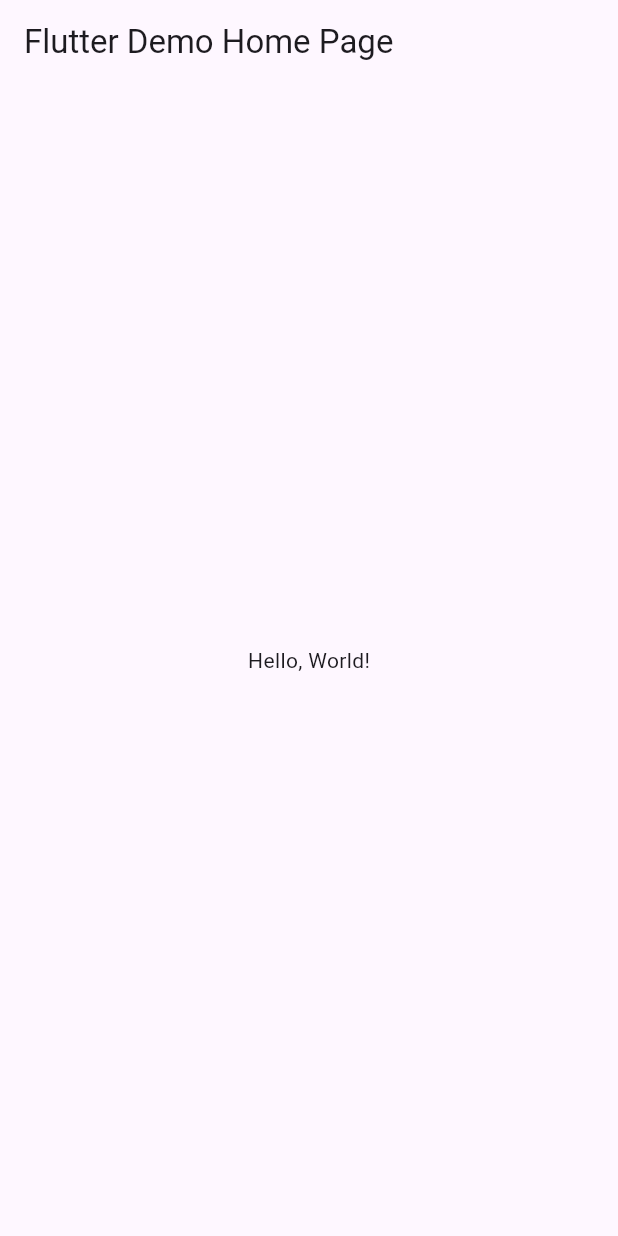
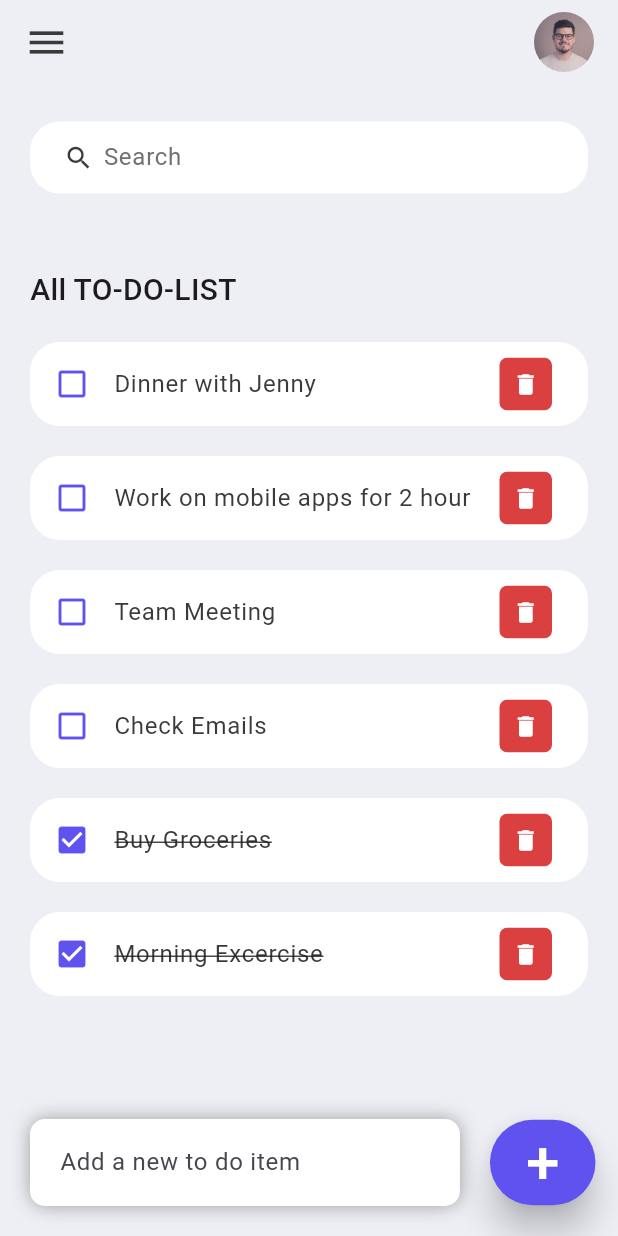
Before and after one commit to Naden-Mohamed/To_Do_List_App, a Flutter app: the screen it shows after launch, on a phone screen of 412 x 824 dp. Run offline on Flutter 3.47's test engine with Material 3 defaults, Android fonts, the phone set to English and light mode, and no system bars.

Commit message:
basic app is done

```diff
--- /dev/null
+++ b/lib/constants/colors.dart
@@ -0,0 +1,9 @@
+import 'package:flutter/material.dart';
+
+const Color tdRed = Color(0xFFDA4040);
+const Color tdBlue = Color(0xFF5F52EE);
+
+const Color tdBlack = Color(0xFF3A3A3A);
+const Color tdGrey = Color(0xFF717171);
+
+const Color tdBGColor = Color(0xFFEEEFF5);
--- a/lib/main.dart
+++ b/lib/main.dart
@@ -1,6 +1,10 @@
 import 'package:flutter/material.dart';
+import 'package:flutter/services.dart';
+import 'package:todolist/constants/colors.dart';
+import '../widgets/todo_item.dart';
+import '../models/todo.dart';
 
-void main() => runApp(MyApp());
+void main() => runApp(const MyApp());
 
 class MyApp extends StatelessWidget {
   const MyApp({super.key});
@@ -8,6 +12,7 @@ class MyApp extends StatelessWidget {
   @override
   Widget build(BuildContext context) {
     return MaterialApp(
+      debugShowCheckedModeBanner: false,
       // Application name
       title: 'Flutter Hello World',
       // Application theme data, you can set the colors for the application as
@@ -22,22 +27,191 @@ class MyApp extends StatelessWidget {
   }
 }
 
-class MyHomePage extends StatelessWidget {
+class MyHomePage extends StatefulWidget {
   final String title;
-  const MyHomePage({super.key, required this.title});
+  MyHomePage({super.key, required this.title});
+
+  @override
+  State<MyHomePage> createState() => _MyHomePageState();
+}
+
+class _MyHomePageState extends State<MyHomePage> {
+  final ToDOList = ToDo.todoList();
+  final _toDoController = TextEditingController();
+  List<ToDo> _foundToDo = [];
+
+  @override
+  void initState() {
+    _foundToDo = ToDOList;
+    super.initState();
+  }
 
   @override
   Widget build(BuildContext context) {
+    SystemChrome.setSystemUIOverlayStyle(
+      const SystemUiOverlayStyle(statusBarColor: Colors.transparent),
+    );
     return Scaffold(
-      appBar: AppBar(
-        // The title text which will be shown on the action bar
-        title: Text(title),
-      ),
-      body: Center(
-        child: Text(
-          'Hello, World!',
-        ),
+      backgroundColor: tdBGColor,
+      appBar: _buildAppBar(),
+      body: Stack(
+        children: [
+          Container(
+            padding: const EdgeInsets.symmetric(horizontal: 20, vertical: 25),
+            child: Column(
+              children: [
+                searchBox(),
+                Expanded(
+                  child: ListView(
+                    children: [
+                      Container(
+                        margin: const EdgeInsets.only(top: 50, bottom: 20),
+                        child: const Text(
+                          'All TO-DO-LIST',
+                          style: TextStyle(
+                              fontSize: 20, fontWeight: FontWeight.w500),
+                        ),
+                      ),
+                      for (ToDo todo in _foundToDo.reversed)
+                        ToDoItem(
+                          todo: todo,
+                          onToDoChanged: _handleToDoChange,
+                          onDeleteItem: _deleteToDoItem,
+                        ),
+                    ],
+                  ),
+                ),
+              ],
+            ),
+          ),
+          Align(
+            alignment: Alignment.bottomCenter,
+            child: Row(
+              children: [
+                Expanded(
+                  child: Container(
+                    margin:
+                        const EdgeInsets.only(bottom: 20, right: 20, left: 20),
+                    padding: EdgeInsets.symmetric(horizontal: 20, vertical: 5),
+                    decoration: BoxDecoration(
+                      color: Colors.white,
+                      boxShadow: [
+                        BoxShadow(
+                            color: Colors.grey,
+                            offset: Offset(0.0, 0.0),
+                            blurRadius: 10.0,
+                            spreadRadius: 0.0),
+                      ],
+                      borderRadius: BorderRadius.circular(10),
+                    ),
+                    child: TextField(
+                      controller: _toDoController,
+                      decoration: InputDecoration(
+                          hintText: 'Add a new to do item',
+                          border: InputBorder.none),
+                    ),
+                  ),
+                ),
+                Container(
+                  margin: EdgeInsets.only(bottom: 20, right: 15),
+                  child: ElevatedButton(
+                    child: Text(
+                      '+',
+                      style: TextStyle(fontSize: 40, color: Colors.white),
+                      textAlign: TextAlign.center,
+                    ),
+                    onPressed: () {
+                      _addToDoItem(_toDoController.text);
+                    },
+                    style: ElevatedButton.styleFrom(
+                        backgroundColor: tdBlue,
+                        minimumSize: Size(40, 40),
+                        elevation: 10),
+                  ),
+                )
+              ],
+            ),
+          )
+        ],
       ),
     );
   }
+
+  void _runFilter(String enteredKeyword) {
+    List<ToDo> result = [];
+    if (enteredKeyword.isEmpty) {
+      result = ToDOList;
+    } else {
+      result = ToDOList.where((item) => item.todoText!
+          .toLowerCase()
+          .contains(enteredKeyword.toLowerCase())).toList();
+    }
+    setState(() {
+      _foundToDo = result;
+    });
+  }
+
+  void _handleToDoChange(ToDo todo) {
+    setState(() {
+      todo.isDone = !todo.isDone;
+    });
+  }
+
+  void _deleteToDoItem(String id) {
+    setState(() {
+      ToDOList.removeWhere((item) => item.id == id);
+    });
+  }
+
+  void _addToDoItem(String toDo) {
+    setState(() {
+      ToDOList.add(ToDo(
+          id: DateTime.now().millisecondsSinceEpoch.toString(),
+          todoText: toDo));
+    });
+    _toDoController.clear();
+  }
+
+  Container searchBox() {
+    return Container(
+      padding: const EdgeInsets.symmetric(horizontal: 20),
+      decoration: BoxDecoration(
+          color: Colors.white, borderRadius: BorderRadius.circular(20)),
+      child: TextField(
+          onChanged: (value) => _runFilter(value),
+          decoration: InputDecoration(
+              contentPadding: EdgeInsets.all(0),
+              prefixIcon: Icon(
+                Icons.search,
+                color: tdBlack,
+                size: 20,
+              ),
+              prefixIconConstraints:
+                  BoxConstraints(maxHeight: 20, minWidth: 25),
+              border: InputBorder.none,
+              hintText: 'Search',
+              hintStyle: TextStyle(color: tdGrey))),
+    );
+  }
+
+  AppBar _buildAppBar() {
+    return AppBar(
+      elevation: 0, // The title text which will be shown on the action bar
+      backgroundColor: tdBGColor,
+      title: Row(mainAxisAlignment: MainAxisAlignment.spaceBetween, children: [
+        const Icon(
+          Icons.menu,
+          color: tdBlack,
+          size: 30,
+        ),
+        Container(
+          width: 40,
+          height: 40,
+          child: ClipRRect(
+              borderRadius: BorderRadius.circular(20),
+              child: Image.asset('assets/avatar.jpeg')),
+        )
+      ]),
+    );
+  }
 }
--- /dev/null
+++ b/lib/models/todo.dart
@@ -0,0 +1,34 @@
+class ToDo {
+  String? id;
+  String? todoText;
+  bool isDone;
+
+  ToDo({
+    required this.id,
+    required this.todoText,
+    this.isDone = false,
+  });
+
+  static List<ToDo> todoList() {
+    return [
+      ToDo(id: '01', todoText: 'Morning Excercise', isDone: true),
+      ToDo(id: '02', todoText: 'Buy Groceries', isDone: true),
+      ToDo(
+        id: '03',
+        todoText: 'Check Emails',
+      ),
+      ToDo(
+        id: '04',
+        todoText: 'Team Meeting',
+      ),
+      ToDo(
+        id: '05',
+        todoText: 'Work on mobile apps for 2 hour',
+      ),
+      ToDo(
+        id: '06',
+        todoText: 'Dinner with Jenny',
+      ),
+    ];
+  }
+}
--- /dev/null
+++ b/lib/widgets/todo_item.dart
@@ -0,0 +1,56 @@
+import 'package:flutter/material.dart';
+import 'package:todolist/constants/colors.dart';
+import '../models/todo.dart';
+
+class ToDoItem extends StatelessWidget {
+  final ToDo todo;
+  final onToDoChanged;
+  final onDeleteItem;
+  const ToDoItem(
+      {Key? key,
+      required this.todo,
+      required this.onDeleteItem,
+      required this.onToDoChanged})
+      : super(key: key);
+
+  @override
+  Widget build(BuildContext context) {
+    return Container(
+      margin: EdgeInsets.only(bottom: 20),
+      child: ListTile(
+        onTap: () {
+          onToDoChanged(todo);
+        },
+        shape: RoundedRectangleBorder(
+          borderRadius: BorderRadius.circular(20),
+        ),
+        tileColor: Colors.white,
+        leading: Icon(
+          todo.isDone ? Icons.check_box : Icons.check_box_outline_blank,
+          color: tdBlue,
+        ),
+        title: Text(
+          todo.todoText!,
+          style: TextStyle(
+              fontSize: 16,
+              color: tdBlack,
+              decoration: todo.isDone ? TextDecoration.lineThrough : null),
+        ),
+        trailing: Container(
+            padding: EdgeInsets.all(0),
+            height: 35,
+            width: 35,
+            decoration: BoxDecoration(
+                color: tdRed, borderRadius: BorderRadius.circular(5)),
+            child: IconButton(
+              icon: Icon(Icons.delete),
+              color: Colors.white,
+              iconSize: 18,
+              onPressed: () {
+                onDeleteItem(todo.id);
+              },
+            )),
+      ),
+    );
+  }
+}
--- a/pubspec.yaml
+++ b/pubspec.yaml
@@ -17,8 +17,8 @@ dev_dependencies:
 
 flutter:
   uses-material-design: true
-  # assets:
-  #  - images/a_dot_burr.jpeg
+  assets:
+   - assets/avatar.jpeg
   #  - images/a_dot_ham.jpeg
   # fonts:
   #   - family: Schyler
```
Also changed, not shown: assets/avatar.jpeg (added).
